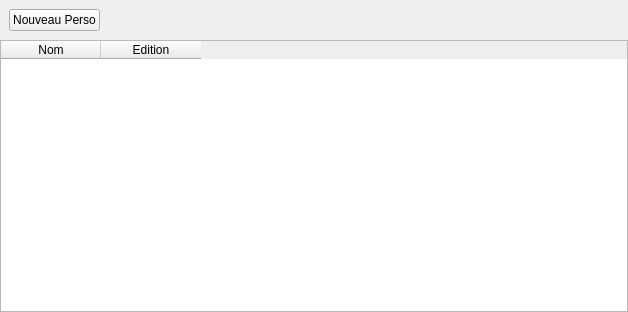
This is src/view/listperso.ui in GaelPICOT/voyage as Qt 5 draws it before an edit. The edited form follows.
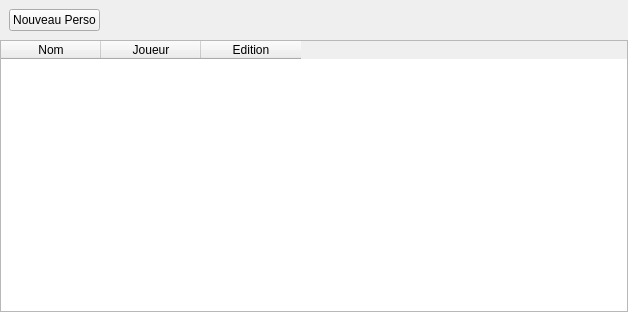
This is the edited form.

Diff of the .ui file:
```diff
--- a/src/view/listperso.ui
+++ b/src/view/listperso.ui
@@ -62,6 +62,11 @@
        <string>Nom</string>
       </property>
      </column>
+     <column>
+      <property name="text">
+       <string>Joueur</string>
+      </property>
+     </column>
      <column>
       <property name="text">
        <string>Edition</string>
```
Left out of the diff: 2 changed lines with no effect on the pictures.
